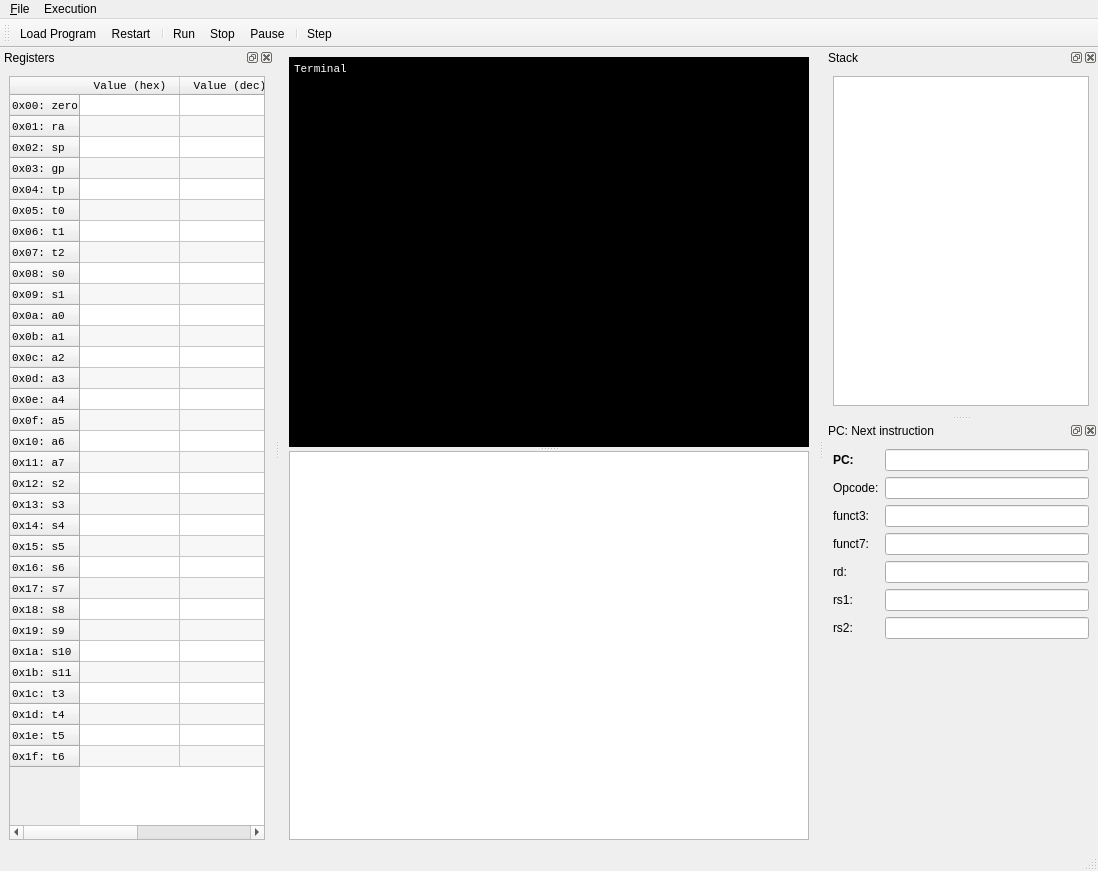
lohengrin/RVemu, file src/GUI/MainWindow.ui: the form before one commit.
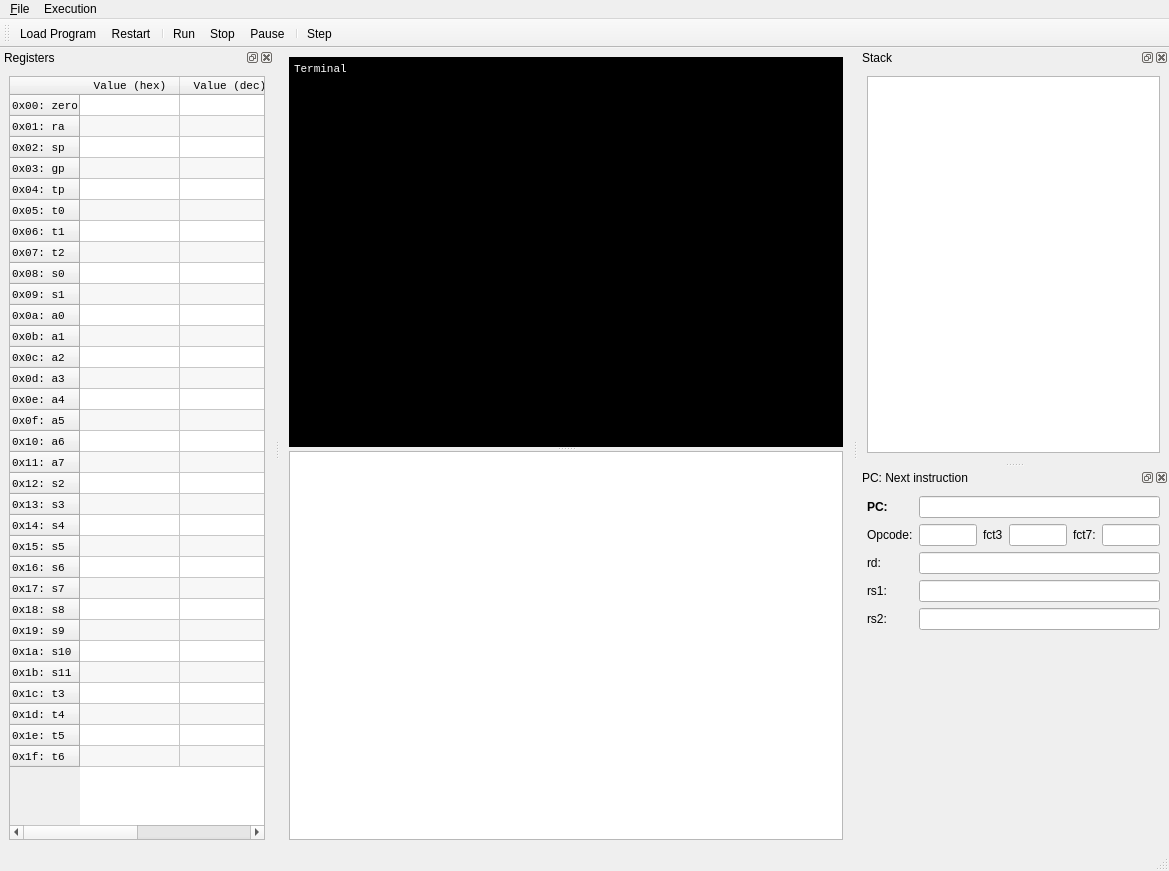
The form after the commit. Icons and pictures are not drawn.

```diff
--- a/src/GUI/MainWindow.ui
+++ b/src/GUI/MainWindow.ui
@@ -6,7 +6,7 @@
    <rect>
     <x>0</x>
     <y>0</y>
-    <width>1098</width>
+    <width>1169</width>
     <height>871</height>
    </rect>
   </property>
@@ -497,7 +497,7 @@
     <rect>
      <x>0</x>
      <y>0</y>
-     <width>1098</width>
+     <width>1169</width>
      <height>21</height>
     </rect>
    </property>
@@ -765,103 +765,213 @@
    </attribute>
    <widget class="QWidget" name="dockWidgetContents_5">
     <layout class="QGridLayout" name="gridLayout">
-     <item row="0" column="0">
-      <widget class="QLabel" name="label">
-       <property name="font">
-        <font>
-         <weight>75</weight>
-         <bold>true</bold>
-        </font>
-       </property>
-       <property name="text">
-        <string>PC:</string>
-       </property>
-      </widget>
-     </item>
-     <item row="0" column="1">
-      <widget class="QLineEdit" name="lePC"/>
-     </item>
-     <item row="1" column="0">
-      <widget class="QLabel" name="label_2">
-       <property name="text">
-        <string>Opcode:</string>
-       </property>
-      </widget>
-     </item>
-     <item row="1" column="1">
-      <widget class="QLineEdit" name="leOpcode"/>
-     </item>
-     <item row="2" column="0">
+     <item row="1" column="2">
       <widget class="QLabel" name="label_3">
+       <property name="sizePolicy">
+        <sizepolicy hsizetype="Maximum" vsizetype="Preferred">
+         <horstretch>0</horstretch>
+         <verstretch>0</verstretch>
+        </sizepolicy>
+       </property>
        <property name="text">
-        <string>funct3:</string>
+        <string>fct3</string>
        </property>
       </widget>
      </item>
-     <item row="2" column="1">
+     <item row="1" column="3">
       <widget class="QLineEdit" name="leF3">
+       <property name="sizePolicy">
+        <sizepolicy hsizetype="Maximum" vsizetype="Fixed">
+         <horstretch>0</horstretch>
+         <verstretch>0</verstretch>
+        </sizepolicy>
+       </property>
+       <property name="maximumSize">
+        <size>
+         <width>58</width>
+         <height>16777215</height>
+        </size>
+       </property>
        <property name="text">
         <string/>
        </property>
-      </widget>
-     </item>
-     <item row="3" column="0">
-      <widget class="QLabel" name="label_4">
-       <property name="text">
-        <string>funct7:</string>
+       <property name="maxLength">
+        <number>4</number>
        </property>
-      </widget>
-     </item>
-     <item row="5" column="0">
-      <widget class="QLabel" name="label_5">
-       <property name="text">
-        <string>rd:</string>
+       <property name="readOnly">
+        <bool>true</bool>
        </property>
       </widget>
      </item>
      <item row="7" column="0">
       <widget class="QLabel" name="label_6">
+       <property name="sizePolicy">
+        <sizepolicy hsizetype="Maximum" vsizetype="Preferred">
+         <horstretch>0</horstretch>
+         <verstretch>0</verstretch>
+        </sizepolicy>
+       </property>
        <property name="text">
         <string>rs1:</string>
        </property>
       </widget>
      </item>
+     <item row="5" column="0">
+      <widget class="QLabel" name="label_5">
+       <property name="sizePolicy">
+        <sizepolicy hsizetype="Maximum" vsizetype="Preferred">
+         <horstretch>0</horstretch>
+         <verstretch>0</verstretch>
+        </sizepolicy>
+       </property>
+       <property name="text">
+        <string>rd:</string>
+       </property>
+      </widget>
+     </item>
+     <item row="1" column="4">
+      <widget class="QLabel" name="label_4">
+       <property name="sizePolicy">
+        <sizepolicy hsizetype="Maximum" vsizetype="Preferred">
+         <horstretch>0</horstretch>
+         <verstretch>0</verstretch>
+        </sizepolicy>
+       </property>
+       <property name="text">
+        <string>fct7:</string>
+       </property>
+      </widget>
+     </item>
+     <item row="1" column="0">
+      <widget class="QLabel" name="label_2">
+       <property name="sizePolicy">
+        <sizepolicy hsizetype="Maximum" vsizetype="Preferred">
+         <horstretch>0</horstretch>
+         <verstretch>0</verstretch>
+        </sizepolicy>
+       </property>
+       <property name="text">
+        <string>Opcode:</string>
+       </property>
+      </widget>
+     </item>
+     <item row="1" column="1">
+      <widget class="QLineEdit" name="leOpcode">
+       <property name="sizePolicy">
+        <sizepolicy hsizetype="Maximum" vsizetype="Fixed">
+         <horstretch>0</horstretch>
+         <verstretch>0</verstretch>
+        </sizepolicy>
+       </property>
+       <property name="maximumSize">
+        <size>
+         <width>58</width>
+         <height>16777215</height>
+        </size>
+       </property>
+       <property name="maxLength">
+        <number>4</number>
+       </property>
+       <property name="readOnly">
+        <bool>true</bool>
+       </property>
+      </widget>
+     </item>
+     <item row="0" column="0">
+      <widget class="QLabel" name="label">
+       <property name="sizePolicy">
+        <sizepolicy hsizetype="Maximum" vsizetype="Preferred">
+         <horstretch>0</horstretch>
+         <verstretch>0</verstretch>
+        </sizepolicy>
+       </property>
+       <property name="font">
+        <font>
+         <weight>75</weight>
+         <bold>true</bold>
+        </font>
+       </property>
+       <property name="text">
+        <string>PC:</string>
+       </property>
+      </widget>
+     </item>
      <item row="9" column="0">
       <widget class="QLabel" name="label_8">
+       <property name="sizePolicy">
+        <sizepolicy hsizetype="Maximum" vsizetype="Preferred">
+         <horstretch>0</horstretch>
+         <verstretch>0</verstretch>
+        </sizepolicy>
+       </property>
        <property name="text">
         <string>rs2:</string>
        </property>
       </widget>
      </item>
-     <item row="3" column="1">
+     <item row="1" column="5">
       <widget class="QLineEdit" name="leF7">
+       <property name="sizePolicy">
+        <sizepolicy hsizetype="Maximum" vsizetype="Fixed">
+         <horstretch>0</horstretch>
+         <verstretch>0</verstretch>
+        </sizepolicy>
+       </property>
+       <property name="maximumSize">
+        <size>
+         <width>58</width>
+         <height>16777215</height>
+        </size>
+       </property>
        <property name="text">
         <string/>
        </property>
+       <property name="maxLength">
+        <number>4</number>
+       </property>
+       <property name="readOnly">
+        <bool>true</bool>
+       </property>
       </widget>
      </item>
-     <item row="5" column="1">
+     <item row="0" column="1" colspan="5">
+      <widget class="QLineEdit" name="lePC">
+       <property name="readOnly">
+        <bool>true</bool>
+       </property>
+      </widget>
+     </item>
+     <item row="5" column="1" colspan="5">
       <widget class="QLineEdit" name="leRd">
        <property name="text">
         <string/>
        </property>
+       <property name="readOnly">
+        <bool>true</bool>
+       </property>
       </widget>
      </item>
-     <item row="7" column="1">
+     <item row="7" column="1" colspan="5">
       <widget class="QLineEdit" name="leRs1">
        <property name="text">
         <string/>
        </property>
+       <property name="readOnly">
+        <bool>true</bool>
+       </property>
       </widget>
      </item>
-     <item row="9" column="1">
+     <item row="9" column="1" colspan="5">
       <widget class="QLineEdit" name="leRs2">
        <property name="text">
         <string/>
        </property>
+       <property name="readOnly">
+        <bool>true</bool>
+       </property>
       </widget>
      </item>
-     <item row="10" column="1">
+     <item row="10" column="1" colspan="2">
       <spacer name="verticalSpacer">
        <property name="orientation">
         <enum>Qt::Vertical</enum>
```
